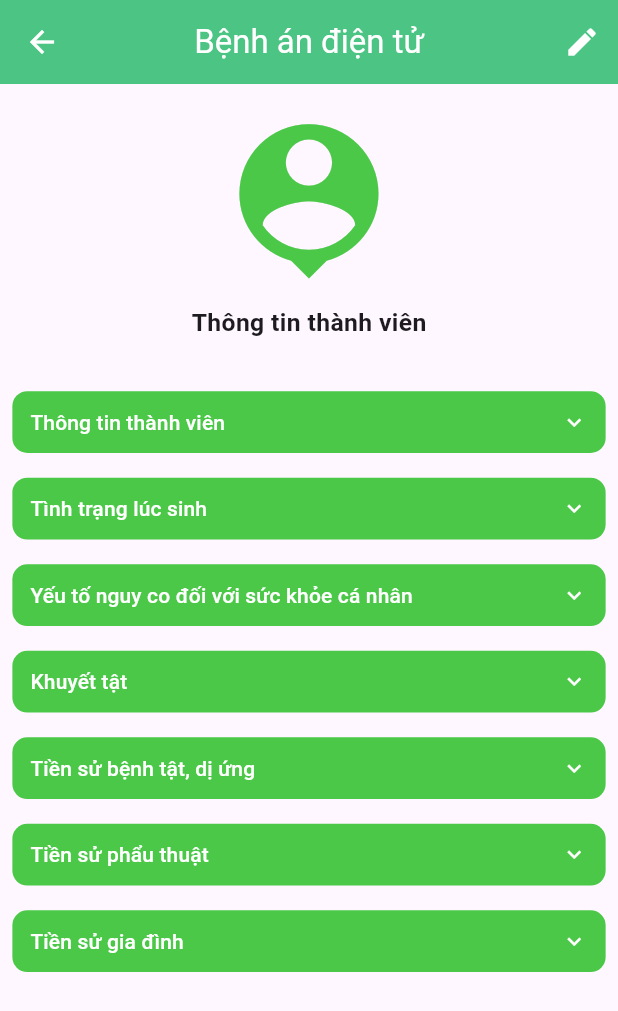
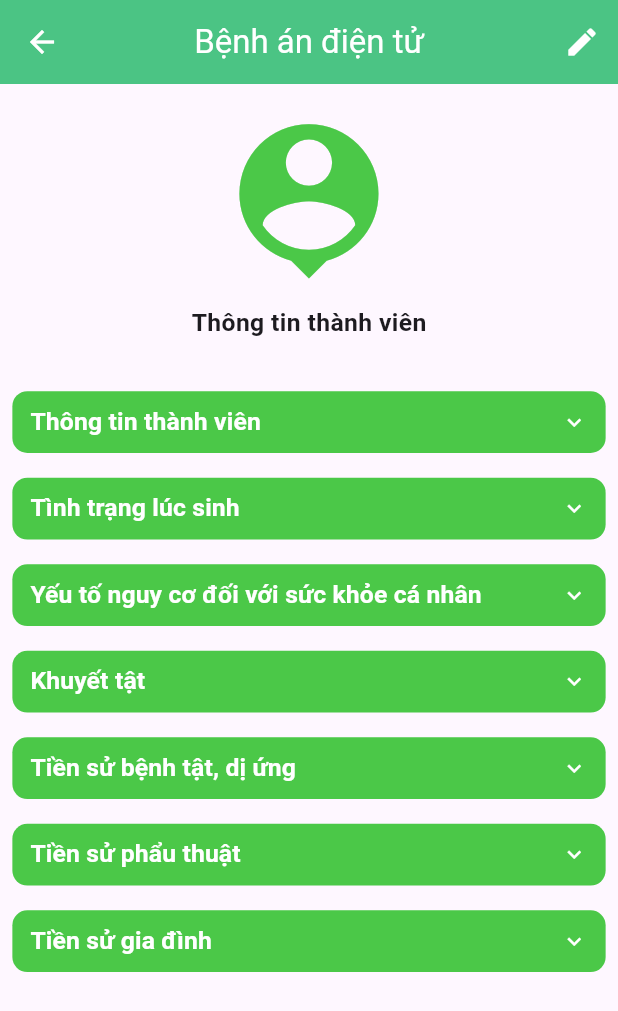
Before and after one commit to Lee-ane/esm, a Flutter app: the screen it shows after launch, on a phone screen of 412 x 824 dp. Shown: the top 1011 px of the screen. Run offline on Flutter 3.47's test engine with Material 2 defaults, Android fonts, the phone set to English and light mode, and no system bars.

Commit message:
first commit

```diff
--- a/ESM/lib/benhandientu.dart
+++ b/ESM/lib/benhandientu.dart
@@ -1,4 +1,5 @@
-import 'package:esm/components/buttons.dart';
+import 'package:esm/components/forms.dart';
+import 'package:esm/model/data.dart';
 import 'package:flutter/material.dart';
 
 class BenhAnDienTu extends StatefulWidget {
@@ -9,6 +10,16 @@ class BenhAnDienTu extends StatefulWidget {
 }
 
 class _BenhAnDienTuState extends State<BenhAnDienTu> {
+  final List<ExpansionTileData> titleData = [
+    ExpansionTileData('Thông tin thành viên', const Form1()),
+    ExpansionTileData('Tình trạng lúc sinh', const Form2()),
+    ExpansionTileData('Yếu tố nguy cơ đối với sức khỏe cá nhân', const Form3()),
+    ExpansionTileData('Khuyết tật', const Form4()),
+    ExpansionTileData('Tiền sử bệnh tật, dị ứng', const Form5()),
+    ExpansionTileData('Tiền sử phẩu thuật', const Form6()),
+    ExpansionTileData('Tiền sử gia đình', const Form7()),
+  ];
+
   @override
   Widget build(BuildContext context) {
     final screenHeight = MediaQuery.of(context).size.height;
@@ -67,27 +78,15 @@ class _BenhAnDienTuState extends State<BenhAnDienTu> {
                   ),
                 ),
               ),
-              InfoBtn(text: 'Thông tin thành viên', onPressed: () {}),
-              InfoBtn(text: 'Tình trạng lúc sinh', onPressed: () {}),
-              InfoBtn(
-                text: 'Yếu tố nguy co đối với sức khỏe cá nhân',
-                onPressed: () {},
-              ),
-              InfoBtn(
-                text: 'Khuyết tật',
-                onPressed: () {},
-              ),
-              InfoBtn(
-                text: 'Tiền sử bệnh tật, dị ứng',
-                onPressed: () {},
-              ),
-              InfoBtn(
-                text: 'Tiền sử phẩu thuật',
-                onPressed: () {},
-              ),
-              InfoBtn(
-                text: 'Tiền sử gia đình',
-                onPressed: () {},
+              //
+              SizedBox(
+                width: screenWidth,
+                height: screenHeight * 0.65,
+                child: ListView(
+                  children: titleData.map((data) {
+                    return ExpansionChild(data: data);
+                  }).toList(),
+                ),
               ),
             ],
           ),
@@ -96,3 +95,102 @@ class _BenhAnDienTuState extends State<BenhAnDienTu> {
     );
   }
 }
+
+//ExspansionTile Container
+class _ExpansionContainerTile extends StatefulWidget {
+  final Widget title;
+  final ValueChanged<bool> onExpansionChanged;
+  final Widget expandedContent;
+
+  const _ExpansionContainerTile({
+    required this.title,
+    required this.onExpansionChanged,
+    required this.expandedContent,
+  });
+
+  @override
+  __ExpansionContainerTileState createState() =>
+      __ExpansionContainerTileState();
+}
+
+class __ExpansionContainerTileState extends State<_ExpansionContainerTile> {
+  bool _expanded = false;
+
+  @override
+  Widget build(BuildContext context) {
+    final screenHeight = MediaQuery.of(context).size.height;
+    final screenWidth = MediaQuery.of(context).size.width;
+    return Padding(
+      padding: EdgeInsets.symmetric(vertical: screenHeight * 0.01),
+      child: Column(
+        crossAxisAlignment: CrossAxisAlignment.start,
+        children: [
+          Container(
+            width: screenWidth,
+            height: screenHeight * 0.05,
+            decoration: BoxDecoration(
+              color: const Color(0xff4BC848),
+              borderRadius: _expanded
+                  ? const BorderRadius.vertical(
+                      top: Radius.circular(10),
+                    )
+                  : BorderRadius.circular(10),
+            ),
+            child: TextButton(
+              onPressed: () {
+                setState(() {
+                  _expanded = !_expanded;
+                });
+                widget.onExpansionChanged(_expanded);
+              },
+              child: widget.title,
+            ),
+          ),
+          if (_expanded) widget.expandedContent,
+        ],
+      ),
+    );
+  }
+}
+
+//ExpansionTile Child
+class ExpansionChild extends StatefulWidget {
+  final ExpansionTileData data;
+  const ExpansionChild({super.key, required this.data});
+
+  @override
+  State<ExpansionChild> createState() => _ExpansionChildState();
+}
+
+class _ExpansionChildState extends State<ExpansionChild> {
+  bool _isExpanded = false;
+  @override
+  Widget build(BuildContext context) {
+    final screenWidth = MediaQuery.of(context).size.width;
+    return _ExpansionContainerTile(
+      title: Row(
+        mainAxisAlignment: MainAxisAlignment.spaceBetween,
+        children: [
+          Text(
+            widget.data.title,
+            style: TextStyle(
+              color: Colors.white,
+              fontWeight: FontWeight.bold,
+              fontSize: screenWidth * 0.04,
+            ),
+          ),
+          Icon(
+            _isExpanded ? Icons.keyboard_arrow_up : Icons.keyboard_arrow_down,
+            color: Colors.white,
+          )
+        ],
+      ),
+      onExpansionChanged: (expanded) {
+        setState(() {
+          _isExpanded = expanded;
+        });
+      },
+      expandedContent: widget.data.expandedForm,
+    );
+  }
+}
--- a/ESM/lib/components/buttons.dart
+++ b/ESM/lib/components/buttons.dart
@@ -18,39 +18,3 @@ class ContactBtn extends StatelessWidget {
     );
   }
 }
-
-class InfoBtn extends StatelessWidget {
-  final String text;
-  final void Function()? onPressed;
-  const InfoBtn({super.key, required this.text, required this.onPressed});
-
-  @override
-  Widget build(BuildContext context) {
-    final screenWidth = MediaQuery.of(context).size.width;
-    final screenHeight = MediaQuery.of(context).size.height;
-    return Padding(
-      padding: EdgeInsets.symmetric(vertical: screenHeight * 0.01),
-      child: Container(
-        width: screenWidth,
-        height: screenHeight * 0.05,
-        decoration: BoxDecoration(
-          color: const Color(0xff4BC848),
-          borderRadius: BorderRadius.circular(10),
-        ),
-        child: TextButton(
-          onPressed: () {},
-          child: Row(
-            mainAxisAlignment: MainAxisAlignment.spaceBetween,
-            children: [
-              Text(
-                text,
-                style: const TextStyle(color: Colors.white),
-              ),
-              const Icon(Icons.keyboard_arrow_down, color: Colors.white),
-            ],
-          ),
-        ),
-      ),
-    );
-  }
-}
--- /dev/null
+++ b/ESM/lib/components/style.dart
@@ -0,0 +1,3 @@
+import 'package:flutter/material.dart';
+
+TextStyle description = const TextStyle(color: Colors.grey, fontSize: 13);
--- /dev/null
+++ b/ESM/lib/model/data.dart
@@ -0,0 +1,21 @@
+import 'package:flutter/material.dart';
+
+class ListItem {
+  final String title;
+
+  ListItem(this.title);
+}
+
+class ExpansionTileData {
+  final String title;
+  final Widget expandedForm;
+
+  ExpansionTileData(this.title, this.expandedForm);
+}
+
+class CheckBoxTileListItem {
+  final String title;
+  late final bool checked;
+
+  CheckBoxTileListItem(this.title, this.checked);
+}
```
Also changed, not shown: ESM/lib/components/forms.dart (added, +478 -0 lines), ESM/lib/components/textfields.dart (added, +26 -0 lines), ESM/lib/pages/home.dart (+16 -16 lines).
